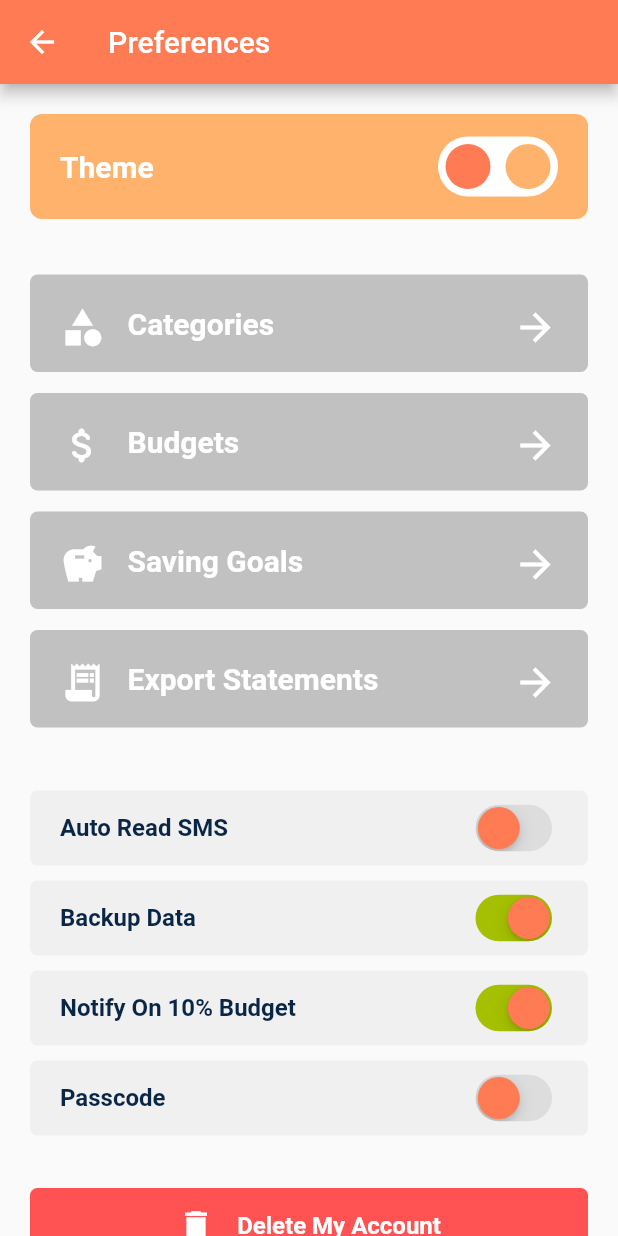
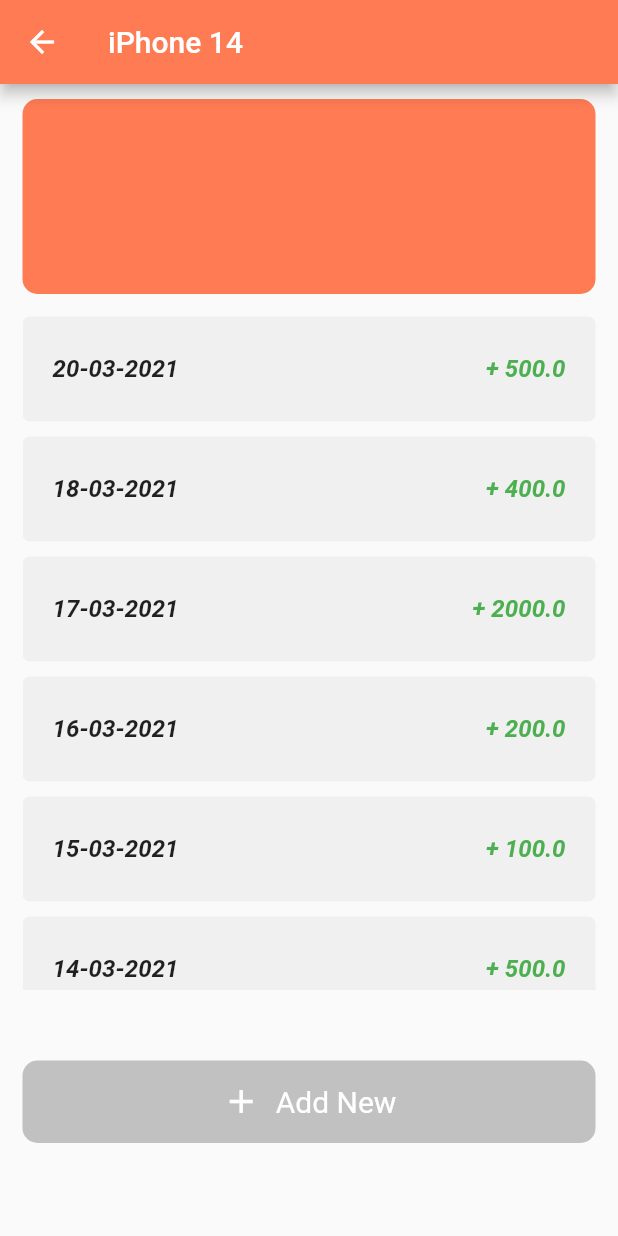
Before and after one commit to BluFin-Designs/Invox-App, a Flutter app: the Preferences screen opened by its route, after a tap on "Saving Goals", on a phone screen of 412 x 824 dp. Run offline on Flutter 3.47's test engine with Material 2 defaults, Android fonts, the phone set to English and light mode, and no system bars; our stand-ins replace carousel_slider, fl_chart, hive, hive_flutter; accounts and stored records are empty.

Commit message:
GoalsDetails Page Design Done

```diff
--- /dev/null
+++ b/invox/lib/Views/Screens/GoalDetails_Screen.dart
@@ -0,0 +1,321 @@
+import 'package:flutter/material.dart';
+import 'package:intl/intl.dart';
+
+import '../Widgets/GoalAddPopUp.dart';
+import '../../utils/GoalData.dart';
+
+class BudgetDetailsPage extends StatefulWidget {
+  static String routeName = '/budget_details';
+  const BudgetDetailsPage({Key? key}) : super(key: key);
+
+  @override
+  State<BudgetDetailsPage> createState() => _BudgetDetailsPageState();
+}
+
+class _BudgetDetailsPageState extends State<BudgetDetailsPage> {
+  @override
+  Widget build(BuildContext context) {
+    return Scaffold(
+      appBar: AppBar(
+        title: const Text(
+          "iPhone 14",
+        ),
+        backgroundColor: Theme.of(context).primaryColor,
+      ),
+      body: Padding(
+        padding: const EdgeInsets.symmetric(
+          horizontal: 15.0,
+          vertical: 10,
+        ),
+        child: Column(
+          mainAxisAlignment: MainAxisAlignment.spaceBetween,
+          children: [
+            Column(
+              children: [
+                Container(
+                  height: 130,
+                  width: MediaQuery.of(context).size.width,
+                  decoration: BoxDecoration(
+                    color: Theme.of(context).primaryColor,
+                    borderRadius: BorderRadius.circular(10),
+                  ),
+                ),
+                const SizedBox(
+                  height: 10,
+                ),
+                SizedBox(
+                  height: MediaQuery.of(context).size.height - 370,
+                  child: ListView.builder(
+                    itemBuilder: (_, index) {
+                      Map _goal = Goals.goals[0]["transactions"][index];
+                      return Padding(
+                        padding: const EdgeInsets.symmetric(vertical: 5.0),
+                        child: Dismissible(
+                          confirmDismiss: (direction) async {
+                            if (direction == DismissDirection.endToStart) {
+                              final bool res = await showDialog(
+                                  context: _,
+                                  builder: (BuildContext context) {
+                                    return AlertDialog(
+                                      content: const Text(
+                                          "Are you sure you want to delete ?"),
+                                      actions: <Widget>[
+                                        FlatButton(
+                                          child: const Text(
+                                            "Cancel",
+                                            style:
+                                                TextStyle(color: Colors.black),
+                                          ),
+                                          onPressed: () {
+                                            Navigator.of(context).pop(false);
+                                          },
+                                        ),
+                                        FlatButton(
+                                          child: const Text(
+                                            "Delete",
+                                            style: TextStyle(color: Colors.red),
+                                          ),
+                                          onPressed: () {
+                                            // TODO: Delete the item from DB etc..
+                                            setState(() {
+                                              Goals.goals[0]["transactions"]
+                                                  .removeAt(index);
+                                            });
+                                            Navigator.of(context).pop();
+                                          },
+                                        ),
+                                      ],
+                                    );
+                                  });
+                              return res;
+                            } else {
+                              showDialog(
+                                // barrierDismissible: false,
+                                useSafeArea: true,
+                                context: context,
+                                builder: (_) => Dialog(
+                                  insetPadding: const EdgeInsets.symmetric(
+                                      vertical: 20, horizontal: 10),
+                                  shape: RoundedRectangleBorder(
+                                    borderRadius: BorderRadius.circular(10),
+                                  ),
+                                  child: SizedBox(
+                                    width:
+                                        MediaQuery.of(context).size.width - 40,
+                                    height: 260,
+                                    child: SingleChildScrollView(
+                                      child: Column(
+                                        children: <Widget>[
+                                          const SizedBox(
+                                            height: 20,
+                                          ),
+                                          const Text(
+                                            "Your Today’s Saving",
+                                            style: TextStyle(
+                                              color: Color(0xFFFF7B54),
+                                              fontWeight: FontWeight.bold,
+                                              fontSize: 16,
+                                            ),
+                                            textAlign: TextAlign.center,
+                                          ),
+                                          GoalAddPopUp(
+                                            goalIndex: 0,
+                                            goalFunction: GoalFunction.update,
+                                            transactionIndex: index,
+                                            initialValue: _goal["amount"],
+                                            initialDate: _goal["date"],
+                                          ),
+                                        ],
+                                      ),
+                                    ),
+                                  ),
+                                ),
+                              );
+                            }
+                          },
+                          background: slideRightBackground(),
+                          secondaryBackground: slideLeftBackground(),
+                          key: Key(_goal["date"].toString()),
+                          child: Container(
+                            height: 70,
+                            width: MediaQuery.of(context).size.width,
+                            decoration: BoxDecoration(
+                              color: const Color(0xffF0F0F0),
+                              borderRadius: BorderRadius.circular(5),
+                            ),
+                            child: Padding(
+                              padding:
+                                  const EdgeInsets.symmetric(horizontal: 20.0),
+                              child: Row(
+                                mainAxisAlignment:
+                                    MainAxisAlignment.spaceBetween,
+                                children: [
+                                  Text(
+                                    DateFormat('dd-MM-yyyy').format(
+                                      _goal["date"].toLocal(),
+                                    ),
+                                    style: const TextStyle(
+                                      fontWeight: FontWeight.bold,
+                                      fontStyle: FontStyle.italic,
+                                      fontSize: 16,
+                                    ),
+                                  ),
+                                  Text(
+                                    "+ ${_goal["amount"].toString()}",
+                                    style: const TextStyle(
+                                      fontWeight: FontWeight.bold,
+                                      fontStyle: FontStyle.italic,
+                                      fontSize: 16,
+                                      color: Colors.green,
+                                    ),
+                                  )
+                                ],
+                              ),
+                            ),
+                          ),
+                        ),
+                      );
+                    },
+                    itemCount: Goals.goals[0]["transactions"].length,
+                  ),
+                ),
+              ],
+            ),
+            InkWell(
+              child: Container(
+                height: 55,
+                width: MediaQuery.of(context).size.width,
+                decoration: BoxDecoration(
+                  color: const Color(0xffC1C1C1),
+                  borderRadius: BorderRadius.circular(10),
+                ),
+                child: Row(
+                  mainAxisAlignment: MainAxisAlignment.center,
+                  crossAxisAlignment: CrossAxisAlignment.center,
+                  children: const [
+                    Icon(
+                      Icons.add,
+                      color: Colors.white,
+                      size: 26,
+                    ),
+                    SizedBox(
+                      width: 10,
+                    ),
+                    Text(
+                      "Add New",
+                      style: TextStyle(
+                        color: Colors.white,
+                        fontSize: 20,
+                      ),
+                    )
+                  ],
+                ),
+              ),
+              onTap: () {
+                showDialog(
+                  // barrierDismissible: false,
+                  useSafeArea: true,
+                  context: context,
+                  builder: (_) => Dialog(
+                    insetPadding: const EdgeInsets.symmetric(
+                        vertical: 20, horizontal: 10),
+                    shape: RoundedRectangleBorder(
+                      borderRadius: BorderRadius.circular(10),
+                    ),
+                    child: SizedBox(
+                      width: MediaQuery.of(context).size.width - 40,
+                      height: 260,
+                      child: SingleChildScrollView(
+                        child: Column(
+                          children: const <Widget>[
+                            SizedBox(
+                              height: 20,
+                            ),
+                            Text(
+                              "Your Today’s Saving",
+                              style: TextStyle(
+                                color: Color(0xFFFF7B54),
+                                fontWeight: FontWeight.bold,
+                                fontSize: 16,
+                              ),
+                              textAlign: TextAlign.center,
+                            ),
+                            GoalAddPopUp(
+                              goalIndex: 0,
+                              goalFunction: GoalFunction.create,
+                            ),
+                          ],
+                        ),
+                      ),
+                    ),
+                  ),
+                );
+              },
+            ),
+            const SizedBox(
+              height: 5,
+            ),
+          ],
+        ),
+      ),
+    );
+  }
+
+  Widget slideRightBackground() {
+    return Container(
+      color: Colors.blueAccent,
+      child: Align(
+        alignment: Alignment.centerLeft,
+        child: Row(
+          mainAxisAlignment: MainAxisAlignment.start,
+          children: const <Widget>[
+            SizedBox(
+              width: 20,
+            ),
+            Icon(
+              Icons.edit,
+              color: Colors.white,
+            ),
+            Text(
+              " Edit",
+              style: TextStyle(
+                color: Colors.white,
+                fontWeight: FontWeight.w700,
+              ),
+              textAlign: TextAlign.left,
+            ),
+          ],
+        ),
+      ),
+    );
+  }
+
+  Widget slideLeftBackground() {
+    return Container(
+      color: Colors.redAccent,
+      child: Align(
+        alignment: Alignment.centerRight,
+        child: Row(
+          mainAxisAlignment: MainAxisAlignment.end,
+          children: const <Widget>[
+            Icon(
+              Icons.delete,
+              color: Colors.white,
+            ),
+            Text(
+              " Delete",
+              style: TextStyle(
+                color: Colors.white,
+                fontWeight: FontWeight.w700,
+              ),
+              textAlign: TextAlign.right,
+            ),
+            SizedBox(
+              width: 20,
+            ),
+          ],
+        ),
+      ),
+    );
+  }
+}
--- a/invox/lib/Views/Screens/Preferences_Screen.dart
+++ b/invox/lib/Views/Screens/Preferences_Screen.dart
@@ -4,6 +4,7 @@
 import './Budget_Screen.dart';
 import '../Widgets/PreferenceButtonWidget.dart';
 import '../Widgets/PreferenceSwitchWidget.dart';
+import './GoalDetails_Screen.dart';
 
 class Preferences extends StatelessWidget {
   static const routeName = '/preferences';
@@ -100,7 +101,9 @@
               PreferenceButtonWidget(
                 title: "Saving Goals",
                 icon: Icons.savings_sharp,
-                onClick: () {},
+                onClick: () {
+                  Navigator.of(context).pushNamed(BudgetDetailsPage.routeName);
+                },
               ),
               PreferenceButtonWidget(
                 title: "Export Statements",
--- a/invox/lib/main.dart
+++ b/invox/lib/main.dart
@@ -3,6 +3,7 @@
 import 'package:hive_flutter/hive_flutter.dart';
 
 import '../Views/Screens/Categories_Screen.dart';
+import '../Views/Screens/GoalDetails_Screen.dart';
 import '../Views/Screens/LoginSignUp_Screen.dart';
 import '../Views/Screens/HomePage_Screen.dart';
 import '../Views/Screens/Profile_Screen.dart';
@@ -41,6 +42,7 @@
         Preferences.routeName: (ctx) => const Preferences(),
         CategoriesPage.routeName: (ctx) => const CategoriesPage(),
         BudgetPage.routeName: (ctx) => const BudgetPage(),
+        BudgetDetailsPage.routeName: (ctx) => const BudgetDetailsPage(),
       },
     );
   }
--- /dev/null
+++ b/invox/lib/utils/GoalData.dart
@@ -0,0 +1,72 @@
+enum GoalFunction { update, create }
+
+class Goals {
+  static List<Map<String, dynamic>> goals = [
+    {
+      "goalName": "iPhone 14",
+      "transactions": [
+        {
+          "date": DateTime(2021, 3, 20),
+          "amount": 500.00,
+        },
+        {
+          "date": DateTime(2021, 3, 18),
+          "amount": 400.00,
+        },
+        {
+          "date": DateTime(2021, 3, 17),
+          "amount": 2000.00,
+        },
+        {
+          "date": DateTime(2021, 3, 16),
+          "amount": 200.00,
+        },
+        {
+          "date": DateTime(2021, 3, 15),
+          "amount": 100.00,
+        },
+        {
+          "date": DateTime(2021, 3, 14),
+          "amount": 500.00,
+        },
+        {
+          "date": DateTime(2021, 3, 13),
+          "amount": 50.00,
+        },
+      ],
+    },
+    {
+      "goalName": "Shimla Trip",
+      "transactions": [
+        {
+          "date": DateTime(2021, 3, 20),
+          "amount": 100.00,
+        },
+        {
+          "date": DateTime(2021, 3, 18),
+          "amount": 1400.00,
+        },
+        {
+          "date": DateTime(2021, 3, 17),
+          "amount": 2000.00,
+        },
+        {
+          "date": DateTime(2021, 3, 16),
+          "amount": 500.00,
+        },
+        {
+          "date": DateTime(2021, 3, 15),
+          "amount": 1000.00,
+        },
+        {
+          "date": DateTime(2021, 3, 14),
+          "amount": 500.00,
+        },
+        {
+          "date": DateTime(2021, 3, 13),
+          "amount": 1900.00,
+        },
+      ],
+    },
+  ];
+}
--- a/invox/pubspec.yaml
+++ b/invox/pubspec.yaml
@@ -36,6 +36,7 @@
   # The following adds the Cupertino Icons font to your application.
   # Use with the CupertinoIcons class for iOS style icons.
   cupertino_icons: ^1.0.2
+  intl: ^0.18.0
 
 dev_dependencies:
   flutter_test:
```
Also changed, not shown: invox/lib/Views/Widgets/GoalAddPopUp.dart (added, +204 -0 lines), invox/pubspec.lock.
